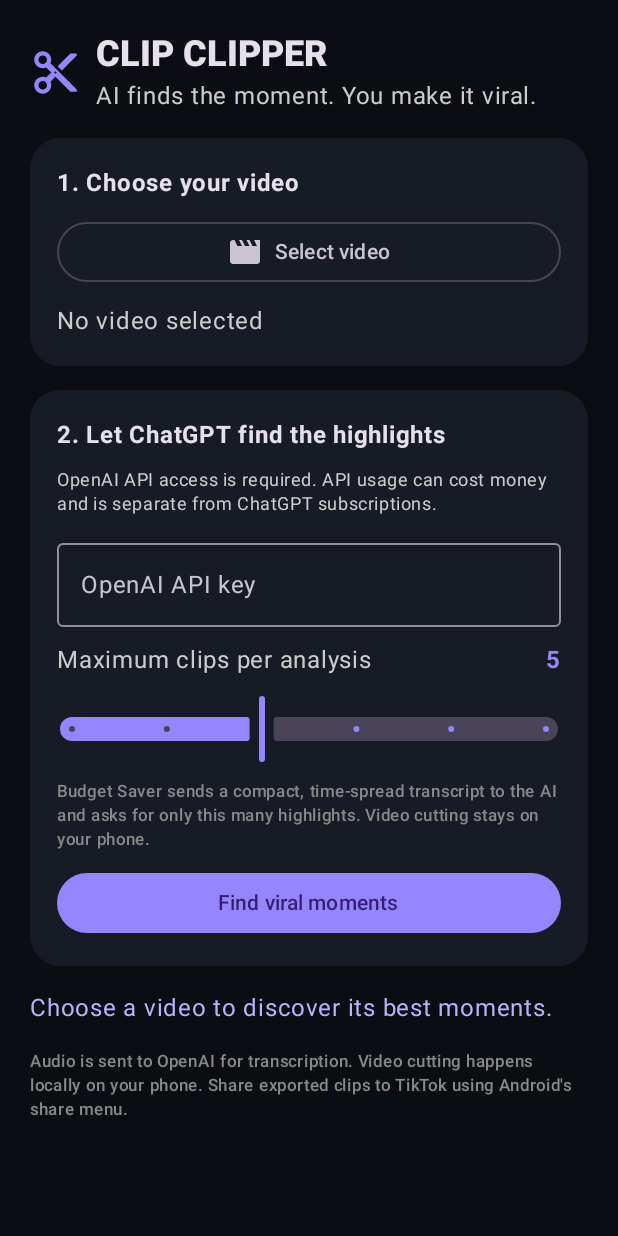
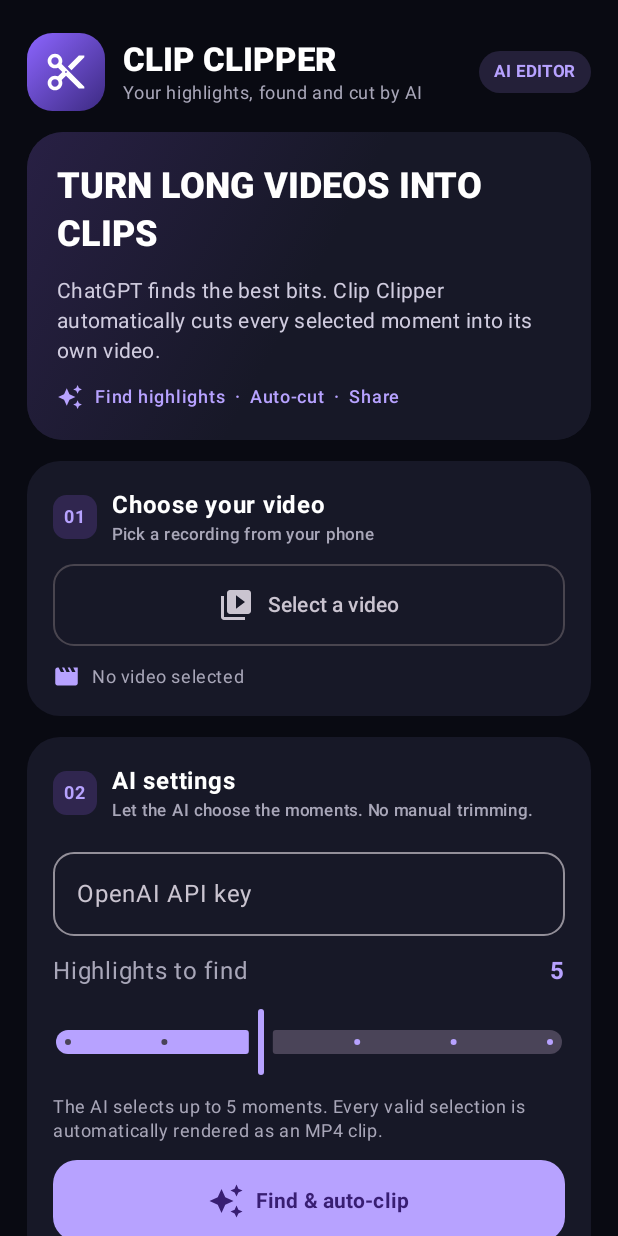
Before and after one commit to domm1402/Clip-Clipper, an Android app built with Jetpack Compose: the screen it shows after launch (MainActivity), on a phone screen of 412 x 824 dp. Run offline under Robolectric (Android 15) with nearby library versions, the phone set to English and light mode, and no system bars.

Commit message:
Auto-render AI highlights and refresh app interface

```diff
--- a/app/src/main/java/com/domm/clipclipper/MainActivity.kt
+++ b/app/src/main/java/com/domm/clipclipper/MainActivity.kt
@@ -11,20 +11,32 @@ import androidx.activity.ComponentActivity
 import androidx.activity.compose.setContent
 import androidx.activity.compose.rememberLauncherForActivityResult
 import androidx.activity.result.contract.ActivityResultContracts
+import androidx.compose.foundation.background
+import androidx.compose.foundation.border
 import androidx.compose.foundation.layout.*
 import androidx.compose.foundation.lazy.LazyColumn
-import androidx.compose.foundation.lazy.items
+import androidx.compose.foundation.lazy.itemsIndexed
+import androidx.compose.foundation.shape.CircleShape
 import androidx.compose.foundation.shape.RoundedCornerShape
+import androidx.compose.foundation.text.KeyboardOptions
 import androidx.compose.material.icons.Icons
+import androidx.compose.material.icons.filled.AutoAwesome
+import androidx.compose.material.icons.filled.CheckCircle
 import androidx.compose.material.icons.filled.ContentCut
 import androidx.compose.material.icons.filled.Movie
+import androidx.compose.material.icons.filled.PlayArrow
 import androidx.compose.material.icons.filled.Share
+import androidx.compose.material.icons.filled.VideoLibrary
 import androidx.compose.material3.*
 import androidx.compose.runtime.*
 import androidx.compose.ui.Alignment
 import androidx.compose.ui.Modifier
+import androidx.compose.ui.draw.clip
+import androidx.compose.ui.graphics.Brush
 import androidx.compose.ui.graphics.Color
 import androidx.compose.ui.text.font.FontWeight
+import androidx.compose.ui.text.input.KeyboardType
+import androidx.compose.ui.text.input.PasswordVisualTransformation
 import androidx.compose.ui.unit.dp
 import androidx.media3.common.MediaItem
 import androidx.media3.common.MediaItem.ClippingConfiguration
@@ -60,105 +72,155 @@ class MainActivity : ComponentActivity() {
   var videoName by remember { mutableStateOf("No video selected") }
   var key by remember { mutableStateOf("") }
   var maxClips by remember { mutableFloatStateOf(5f) }
-  var status by remember { mutableStateOf("Choose a video to discover its best moments.") }
+  var status by remember { mutableStateOf("Choose a video and let AI do the editing.") }
   var busy by remember { mutableStateOf(false) }
   var moments by remember { mutableStateOf(listOf<ClipMoment>()) }
-  var outputs by remember { mutableStateOf(listOf<String>()) }
+  var outputs by remember { mutableStateOf(listOf<Pair<String, String>>()) }
+  var progress by remember { mutableIntStateOf(0) }
+  var totalToRender by remember { mutableIntStateOf(0) }
   val scope = rememberCoroutineScope()
   val picker = rememberLauncherForActivityResult(ActivityResultContracts.OpenDocument()) { picked ->
    if (picked != null) {
-    contentResolver.takePersistableUriPermission(picked, Intent.FLAG_GRANT_READ_URI_PERMISSION)
+    try { contentResolver.takePersistableUriPermission(picked, Intent.FLAG_GRANT_READ_URI_PERMISSION) } catch (_: Exception) {}
     uri = picked
     videoName = picked.lastPathSegment?.substringAfterLast('/') ?: "Selected video"
     moments = emptyList()
-    status = "Video ready. Add an OpenAI API key to analyse it."
+    outputs = emptyList()
+    status = "Video ready. Add your API key, then tap Find & auto-clip."
    }
   }
-  val accent = Color(0xFF9585FF)
-  MaterialTheme(colorScheme = darkColorScheme(primary = accent, background = Color(0xFF0B0D12), surface = Color(0xFF171B25))) {
-   Surface(Modifier.fillMaxSize(), color = Color(0xFF0B0D12)) {
-    LazyColumn(Modifier.fillMaxSize().padding(20.dp), verticalArrangement = Arrangement.spacedBy(16.dp)) {
+  val accent = Color(0xFFB7A2FF)
+  val bg = Color(0xFF090A12)
+  val panel = Color(0xFF171827)
+  val muted = Color(0xFFA8A6B8)
+  MaterialTheme(colorScheme = darkColorScheme(primary = accent, background = bg, surface = panel)) {
+   Surface(Modifier.fillMaxSize(), color = bg) {
+    LazyColumn(Modifier.fillMaxSize().padding(horizontal = 18.dp), verticalArrangement = Arrangement.spacedBy(14.dp), contentPadding = PaddingValues(top = 22.dp, bottom = 32.dp)) {
      item {
-      Row(verticalAlignment = Alignment.CenterVertically) {
-       Icon(Icons.Default.ContentCut, null, tint = accent, modifier = Modifier.size(34.dp))
-       Spacer(Modifier.width(10.dp))
-       Column {
-        Text("CLIP CLIPPER", style = MaterialTheme.typography.headlineSmall, fontWeight = FontWeight.Black)
-        Text("AI finds the moment. You make it viral.", color = Color.LightGray)
+      Row(verticalAlignment = Alignment.CenterVertically, horizontalArrangement = Arrangement.spacedBy(12.dp)) {
+       Box(Modifier.size(52.dp).clip(RoundedCornerShape(17.dp)).background(Brush.linearGradient(listOf(Color(0xFF8C65FF), Color(0xFF3C2A82)))), contentAlignment = Alignment.Center) {
+        Icon(Icons.Default.ContentCut, null, tint = Color.White, modifier = Modifier.size(29.dp))
+       }
+       Column(Modifier.weight(1f)) {
+        Text("CLIP CLIPPER", style = MaterialTheme.typography.titleLarge, fontWeight = FontWeight.Black, color = Color.White)
+        Text("Your highlights, found and cut by AI", color = muted, style = MaterialTheme.typography.bodySmall)
+       }
+       Box(Modifier.clip(CircleShape).background(Color(0xFF242039)).padding(horizontal = 10.dp, vertical = 6.dp)) {
+        Text("AI EDITOR", color = accent, style = MaterialTheme.typography.labelSmall, fontWeight = FontWeight.Bold)
        }
       }
      }
      item {
-      Card(colors = CardDefaults.cardColors(containerColor = Color(0xFF171B25)), shape = RoundedCornerShape(20.dp)) {
-       Column(Modifier.padding(18.dp), verticalArrangement = Arrangement.spacedBy(10.dp)) {
-        Text("1. Choose your video", fontWeight = FontWeight.Bold)
-        OutlinedButton(onClick = { picker.launch(arrayOf("video/*")) }, modifier = Modifier.fillMaxWidth()) {
-         Icon(Icons.Default.Movie, null); Spacer(Modifier.width(8.dp)); Text("Select video")
+      Card(shape = RoundedCornerShape(24.dp), colors = CardDefaults.cardColors(containerColor = panel)) {
+       Column(Modifier.fillMaxWidth().background(Brush.linearGradient(listOf(Color(0xFF282044), panel, panel))).padding(20.dp), verticalArrangement = Arrangement.spacedBy(12.dp)) {
+        Text("TURN LONG VIDEOS INTO CLIPS", color = Color.White, style = MaterialTheme.typography.headlineSmall, fontWeight = FontWeight.ExtraBold)
+        Text("ChatGPT finds the best bits. Clip Clipper automatically cuts every selected moment into its own video.", color = Color(0xFFD0CCDF), style = MaterialTheme.typography.bodyMedium)
+        Row(horizontalArrangement = Arrangement.spacedBy(8.dp), verticalAlignment = Alignment.CenterVertically) {
+         Icon(Icons.Default.AutoAwesome, null, tint = accent, modifier = Modifier.size(17.dp))
+         Text("Find highlights  ·  Auto-cut  ·  Share", color = accent, style = MaterialTheme.typography.labelMedium, fontWeight = FontWeight.SemiBold)
         }
-        Text(videoName, color = Color.LightGray)
        }
       }
      }
      item {
-      Card(colors = CardDefaults.cardColors(containerColor = Color(0xFF171B25)), shape = RoundedCornerShape(20.dp)) {
-       Column(Modifier.padding(18.dp), verticalArrangement = Arrangement.spacedBy(10.dp)) {
-        Text("2. Let ChatGPT find the highlights", fontWeight = FontWeight.Bold)
-        Text("OpenAI API access is required. API usage can cost money and is separate from ChatGPT subscriptions.", color = Color.LightGray, style = MaterialTheme.typography.bodySmall)
-        OutlinedTextField(value = key, onValueChange = { key = it }, label = { Text("OpenAI API key") }, modifier = Modifier.fillMaxWidth(), singleLine = true)
-        Row(Modifier.fillMaxWidth(), horizontalArrangement = Arrangement.SpaceBetween) {
-         Text("Maximum clips per analysis", color = Color.LightGray)
+      SectionCard("01", "Choose your video", "Pick a recording from your phone", panel) {
+       OutlinedButton(onClick = { picker.launch(arrayOf("video/*")) }, modifier = Modifier.fillMaxWidth(), shape = RoundedCornerShape(14.dp), contentPadding = PaddingValues(15.dp)) {
+        Icon(Icons.Default.VideoLibrary, null); Spacer(Modifier.width(9.dp)); Text("Select a video")
+       }
+       Row(verticalAlignment = Alignment.CenterVertically, horizontalArrangement = Arrangement.spacedBy(8.dp)) {
+        Icon(Icons.Default.Movie, null, tint = accent, modifier = Modifier.size(18.dp))
+        Text(videoName, color = muted, style = MaterialTheme.typography.bodySmall, maxLines = 2)
+       }
+      }
+     }
+     item {
+      SectionCard("02", "AI settings", "Let the AI choose the moments. No manual trimming.", panel) {
+       OutlinedTextField(value = key, onValueChange = { key = it }, label = { Text("OpenAI API key") }, placeholder = { Text("sk-…") }, modifier = Modifier.fillMaxWidth(), singleLine = true, visualTransformation = PasswordVisualTransformation(), keyboardOptions = KeyboardOptions(keyboardType = KeyboardType.Password), shape = RoundedCornerShape(14.dp))
+       Row(Modifier.fillMaxWidth(), horizontalArrangement = Arrangement.SpaceBetween, verticalAlignment = Alignment.CenterVertically) {
+        Text("Highlights to find", color = muted)
         Text(maxClips.toInt().toString(), color = accent, fontWeight = FontWeight.Bold)
        }
        Slider(value = maxClips, onValueChange = { maxClips = it }, valueRange = 3f..8f, steps = 4)
-        Text("Budget Saver sends a compact, time-spread transcript to the AI and asks for only this many highlights. Video cutting stays on your phone.", color = Color.Gray, style = MaterialTheme.typography.labelSmall)
+       Text("The AI selects up to ${maxClips.toInt()} moments. Every valid selection is automatically rendered as an MP4 clip.", color = muted, style = MaterialTheme.typography.bodySmall)
        Button(onClick = {
         val selected = uri
         if (selected == null) { status = "Select a video first."; return@Button }
         if (!key.startsWith("sk-")) { status = "Enter your OpenAI API key."; return@Button }
-         busy = true; status = "Transcribing audio and finding standout moments…"
+        busy = true; progress = 0; totalToRender = 0; moments = emptyList(); outputs = emptyList()
+        status = "Listening to the video and finding the best moments…"
         scope.launch {
          try {
-           moments = analyse(selected, key, maxClips.toInt())
-           status = if (moments.isEmpty()) "No suitable moments found in this video." else "Found ${moments.size} moments. Choose which clips to render."
-          } catch (e: Exception) { status = "Analysis failed: ${e.message}" }
+          val found = analyse(selected, key, maxClips.toInt())
+          moments = found
+          if (found.isEmpty()) {
+           status = "The AI couldn't find any valid moments in this video."
+          } else {
+           totalToRender = found.size
+           status = "AI found ${found.size} moments. Automatically cutting them now…"
+           found.forEachIndexed { index, moment ->
+            status = "Cutting clip ${index + 1} of ${found.size}: ${moment.title}"
+            val file = render(selected, moment)
+            outputs = outputs + (moment.title to file)
+            progress = index + 1
+           }
+           status = "Finished! All ${found.size} AI-selected clips are ready to share."
+          }
+         } catch (e: Exception) { status = "Couldn't finish: ${e.message ?: "Unknown error"}" }
          finally { busy = false }
         }
-        }, enabled = !busy, modifier = Modifier.fillMaxWidth()) {
-         if (busy) CircularProgressIndicator(Modifier.size(18.dp), strokeWidth = 2.dp) else Text("Find viral moments")
+       }, enabled = !busy, modifier = Modifier.fillMaxWidth().height(54.dp), shape = RoundedCornerShape(16.dp)) {
+        if (busy) { CircularProgressIndicator(Modifier.size(19.dp), strokeWidth = 2.dp, color = Color.White); Spacer(Modifier.width(10.dp)); Text("Finding & cutting…") }
+        else { Icon(Icons.Default.AutoAwesome, null); Spacer(Modifier.width(8.dp)); Text("Find & auto-clip", fontWeight = FontWeight.Bold) }
+       }
+       if (busy && totalToRender > 0) {
+        LinearProgressIndicator(progress = { progress.toFloat() / totalToRender.toFloat() }, modifier = Modifier.fillMaxWidth().clip(CircleShape))
+        Text("$progress of $totalToRender clips rendered", color = muted, style = MaterialTheme.typography.labelSmall)
        }
       }
      }
+     item {
+      Card(shape = RoundedCornerShape(16.dp), colors = CardDefaults.cardColors(containerColor = if (status.startsWith("Couldn't")) Color(0xFF351D27) else Color(0xFF211D35))) {
+       Row(Modifier.padding(15.dp), verticalAlignment = Alignment.CenterVertically, horizontalArrangement = Arrangement.spacedBy(10.dp)) {
+        if (busy) CircularProgressIndicator(Modifier.size(20.dp), strokeWidth = 2.dp)
+        else Icon(if (outputs.isNotEmpty() && !busy) Icons.Default.CheckCircle else Icons.Default.AutoAwesome, null, tint = accent)
+        Text(status, color = Color(0xFFE4DFFF), style = MaterialTheme.typography.bodySmall)
        }
-     item { Text(status, color = if (status.startsWith("Analysis failed")) Color(0xFFFF9292) else Color(0xFFB9B2FF)) }
+      }
+     }
      if (moments.isNotEmpty()) {
-      item { Text("3. AI-selected moments", style = MaterialTheme.typography.titleLarge, fontWeight = FontWeight.Bold) }
-      items(moments) { m ->
-       Card(colors = CardDefaults.cardColors(containerColor = Color(0xFF171B25))) {
-        Column(Modifier.padding(16.dp), verticalArrangement = Arrangement.spacedBy(8.dp)) {
-         Text(m.title, fontWeight = FontWeight.Bold)
-         Text("${stamp(m.start)} – ${stamp(m.end)}", color = accent)
-         Text(m.reason, color = Color.LightGray, style = MaterialTheme.typography.bodySmall)
-         Button(onClick = {
-          val selected = uri ?: return@Button
-          busy = true; status = "Rendering ${m.title}…"
-          scope.launch {
-           try { val file = render(selected, m); outputs = outputs + file; status = "Clip rendered successfully." }
-           catch (e: Exception) { status = "Render failed: ${e.message}" }
-           finally { busy = false }
+      item { Text("AI picked these moments", style = MaterialTheme.typography.titleLarge, color = Color.White, fontWeight = FontWeight.Bold) }
+      itemsIndexed(moments) { index, m ->
+       Card(shape = RoundedCornerShape(18.dp), colors = CardDefaults.cardColors(containerColor = panel)) {
+        Row(Modifier.fillMaxWidth().padding(15.dp), verticalAlignment = Alignment.Top, horizontalArrangement = Arrangement.spacedBy(12.dp)) {
+         Box(Modifier.size(34.dp).clip(CircleShape).background(Color(0xFF30264F)), contentAlignment = Alignment.Center) {
+          Text("${index + 1}", color = accent, fontWeight = FontWeight.Bold)
          }
-         }, enabled = !busy, modifier = Modifier.fillMaxWidth()) { Text("Cut and save clip") }
+         Column(Modifier.weight(1f), verticalArrangement = Arrangement.spacedBy(5.dp)) {
+          Text(m.title, color = Color.White, fontWeight = FontWeight.Bold)
+          Text("${stamp(m.start)} – ${stamp(m.end)}", color = accent, style = MaterialTheme.typography.labelMedium)
+          Text(m.reason, color = muted, style = MaterialTheme.typography.bodySmall)
+         }
+         if (index < progress || outputs.size > index) Icon(Icons.Default.CheckCircle, null, tint = Color(0xFF77D6A1))
         }
        }
       }
      }
      if (outputs.isNotEmpty()) {
-      item { Text("Your clips", style = MaterialTheme.typography.titleLarge, fontWeight = FontWeight.Bold) }
-      items(outputs) { path ->
-       Row(Modifier.fillMaxWidth(), horizontalArrangement = Arrangement.SpaceBetween, verticalAlignment = Alignment.CenterVertically) {
-        Text(File(path).name, color = Color.White)
+      item { Text("Your finished clips", style = MaterialTheme.typography.titleLarge, color = Color.White, fontWeight = FontWeight.Bold) }
+      itemsIndexed(outputs) { index, output ->
+       Card(shape = RoundedCornerShape(16.dp), colors = CardDefaults.cardColors(containerColor = panel)) {
+        Row(Modifier.fillMaxWidth().padding(14.dp), verticalAlignment = Alignment.CenterVertically) {
+         Box(Modifier.size(42.dp).clip(RoundedCornerShape(12.dp)).background(Color(0xFF30264F)), contentAlignment = Alignment.Center) {
+          Icon(Icons.Default.PlayArrow, null, tint = accent)
+         }
+         Column(Modifier.weight(1f).padding(horizontal = 11.dp)) {
+          Text(output.first, color = Color.White, fontWeight = FontWeight.SemiBold)
+          Text("Clip ${index + 1} · MP4", color = muted, style = MaterialTheme.typography.labelSmall)
+         }
          IconButton(onClick = {
           val share = Intent(Intent.ACTION_SEND).apply {
-          type = "video/mp4"; putExtra(Intent.EXTRA_STREAM, androidx.core.content.FileProvider.getUriForFile(this@MainActivity, "$packageName.provider", File(path)))
+           type = "video/mp4"
+           putExtra(Intent.EXTRA_STREAM, androidx.core.content.FileProvider.getUriForFile(this@MainActivity, "$packageName.provider", File(output.second)))
            addFlags(Intent.FLAG_GRANT_READ_URI_PERMISSION)
           }
           startActivity(Intent.createChooser(share, "Share clip"))
@@ -166,8 +228,28 @@ class MainActivity : ComponentActivity() {
         }
        }
       }
-     item { Text("Audio is sent to OpenAI for transcription. Video cutting happens locally on your phone. Share exported clips to TikTok using Android's share menu.", color = Color.Gray, style = MaterialTheme.typography.labelSmall) }
      }
+     item {
+      Text("Privacy & costs: only extracted audio is sent to OpenAI for transcription and highlight selection. Your original video stays on your phone and clips are rendered locally. OpenAI API billing is separate from ChatGPT subscriptions.", color = Color(0xFF777587), style = MaterialTheme.typography.labelSmall)
+     }
+    }
+   }
+  }
+ }
+
+ @Composable private fun SectionCard(number: String, title: String, subtitle: String, panel: Color, content: @Composable ColumnScope.() -> Unit) {
+  Card(shape = RoundedCornerShape(22.dp), colors = CardDefaults.cardColors(containerColor = panel)) {
+   Column(Modifier.fillMaxWidth().padding(17.dp), verticalArrangement = Arrangement.spacedBy(11.dp)) {
+    Row(verticalAlignment = Alignment.CenterVertically, horizontalArrangement = Arrangement.spacedBy(10.dp)) {
+     Box(Modifier.size(29.dp).clip(RoundedCornerShape(9.dp)).background(Color(0xFF30264F)), contentAlignment = Alignment.Center) {
+      Text(number, color = Color(0xFFB7A2FF), fontWeight = FontWeight.Bold, style = MaterialTheme.typography.labelMedium)
+     }
+     Column {
+      Text(title, color = Color.White, fontWeight = FontWeight.Bold)
+      Text(subtitle, color = Color(0xFFA8A6B8), style = MaterialTheme.typography.labelSmall)
+     }
+    }
+    content()
    }
   }
  }
@@ -187,8 +269,8 @@ class MainActivity : ComponentActivity() {
    if (!trRes.isSuccessful) error("Transcription API: $trText")
    val tr = JSONObject(trText)
    val duration = tr.optDouble("duration", 0.0)
+   if (duration <= 0.0) error("Couldn't read the video duration from its audio.")
    val segments = tr.optJSONArray("segments") ?: JSONArray()
-   // Keep a compact, evenly-spaced sample so GPT sees the whole recording without a huge prompt.
    val compact = JSONArray()
    val stride = maxOf(1, kotlin.math.ceil(segments.length() / 160.0).toInt())
    var transcriptChars = 0
@@ -213,11 +295,12 @@ class MainActivity : ComponentActivity() {
    val arr = JSONObject(content).optJSONArray("clips") ?: JSONArray()
    buildList {
     for (i in 0 until arr.length()) {
-     val c = arr.getJSONObject(i); val start = c.optDouble("start", 0.0).coerceAtLeast(0.0)
-     val end = c.optDouble("end", 0.0).coerceAtMost(duration)
-     if (end > start && end - start >= 5) add(ClipMoment(start, end, c.optString("title", "Highlight"), c.optString("reason", "AI-selected moment")))
+     val c = arr.getJSONObject(i)
+     val start = c.optDouble("start", 0.0).coerceIn(0.0, duration)
+     val end = c.optDouble("end", 0.0).coerceIn(0.0, duration)
+     if (end > start && end - start >= 5.0) add(ClipMoment(start, end, c.optString("title", "Highlight"), c.optString("reason", "AI-selected moment")))
     }
-   }
+   }.sortedBy { it.start }.distinctBy { (it.start / 2.0).toInt() }
   } finally { audio.delete() }
  }
 
```
Lines whose indentation alone changed are shown as unchanged.
